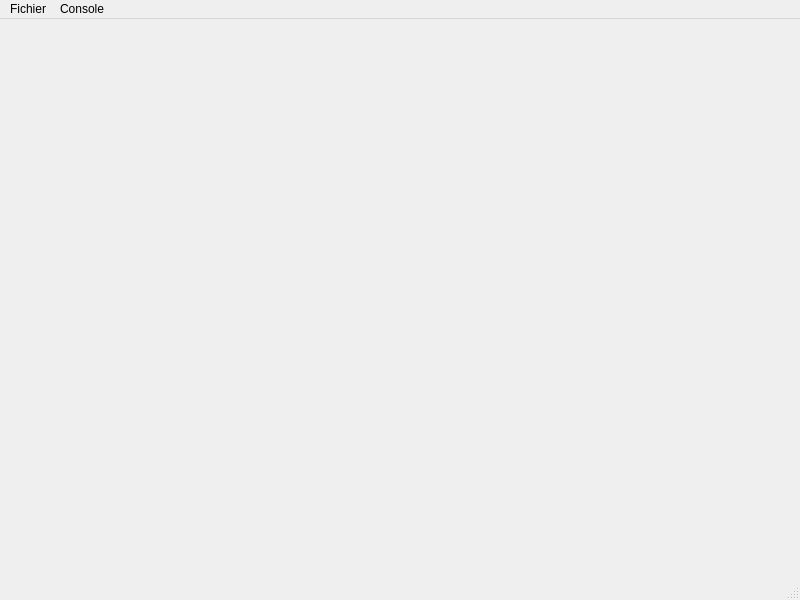
Old version of the form fenetreprincipale.ui in the repository Dthibault/theatre2013.
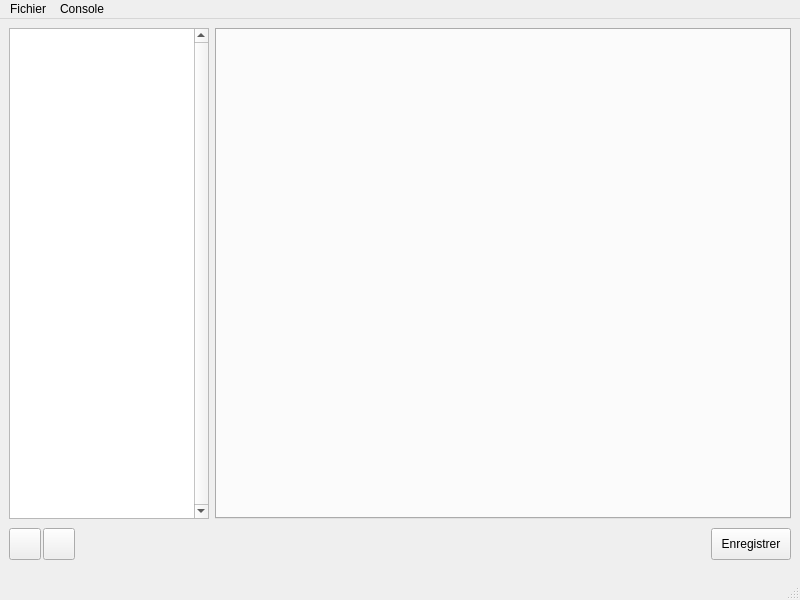
New version of the form. Icons and pictures are not drawn.

Commit message: Modification interface principale

```diff
--- a/fenetreprincipale.ui
+++ b/fenetreprincipale.ui
@@ -17,7 +17,240 @@
    <iconset resource="ressources.qrc">
     <normaloff>:/new/images/images/logo.png</normaloff>:/new/images/images/logo.png</iconset>
   </property>
-  <widget class="QWidget" name="centralwidget"/>
+  <property name="iconSize">
+   <size>
+    <width>22</width>
+    <height>22</height>
+   </size>
+  </property>
+  <widget class="QWidget" name="centralwidget">
+   <layout class="QHBoxLayout" name="horizontalLayout_3">
+    <property name="spacing">
+     <number>-1</number>
+    </property>
+    <property name="margin">
+     <number>9</number>
+    </property>
+    <item>
+     <widget class="QWidget" name="conteneurGauche" native="true">
+      <property name="maximumSize">
+       <size>
+        <width>200</width>
+        <height>16777215</height>
+       </size>
+      </property>
+      <layout class="QVBoxLayout" name="verticalLayout">
+       <property name="spacing">
+        <number>0</number>
+       </property>
+       <property name="sizeConstraint">
+        <enum>QLayout::SetDefaultConstraint</enum>
+       </property>
+       <property name="margin">
+        <number>0</number>
+       </property>
+       <item>
+        <widget class="QTreeWidget" name="treeWidget">
+         <property name="lineWidth">
+          <number>1</number>
+         </property>
+         <property name="verticalScrollBarPolicy">
+          <enum>Qt::ScrollBarAlwaysOn</enum>
+         </property>
+         <property name="horizontalScrollBarPolicy">
+          <enum>Qt::ScrollBarAlwaysOff</enum>
+         </property>
+         <property name="columnCount">
+          <number>1</number>
+         </property>
+         <attribute name="headerVisible">
+          <bool>false</bool>
+         </attribute>
+         <column>
+          <property name="text">
+           <string notr="true">1</string>
+          </property>
+         </column>
+        </widget>
+       </item>
+       <item>
+        <widget class="QWidget" name="conteneurBoutonAjouter" native="true">
+         <property name="minimumSize">
+          <size>
+           <width>0</width>
+           <height>50</height>
+          </size>
+         </property>
+         <property name="maximumSize">
+          <size>
+           <width>16777215</width>
+           <height>50</height>
+          </size>
+         </property>
+         <layout class="QHBoxLayout" name="horizontalLayout">
+          <property name="spacing">
+           <number>2</number>
+          </property>
+          <property name="margin">
+           <number>0</number>
+          </property>
+          <item>
+           <widget class="QPushButton" name="boutonAjouter">
+            <property name="maximumSize">
+             <size>
+              <width>32</width>
+              <height>32</height>
+             </size>
+            </property>
+            <property name="text">
+             <string/>
+            </property>
+            <property name="icon">
+             <iconset resource="ressources.qrc">
+              <normaloff>:/new/images/images/boutonPlus.png</normaloff>:/new/images/images/boutonPlus.png</iconset>
+            </property>
+            <property name="iconSize">
+             <size>
+              <width>32</width>
+              <height>32</height>
+             </size>
+            </property>
+            <property name="checkable">
+             <bool>false</bool>
+            </property>
+            <property name="autoDefault">
+             <bool>false</bool>
+            </property>
+            <property name="default">
+             <bool>false</bool>
+            </property>
+            <property name="flat">
+             <bool>false</bool>
+            </property>
+           </widget>
+          </item>
+          <item>
+           <widget class="QPushButton" name="boutonSupprimer">
+            <property name="maximumSize">
+             <size>
+              <width>32</width>
+              <height>32</height>
+             </size>
+            </property>
+            <property name="text">
+             <string/>
+            </property>
+            <property name="icon">
+             <iconset resource="ressources.qrc">
+              <normaloff>:/new/images/images/boutonSupprimer.png</normaloff>:/new/images/images/boutonSupprimer.png</iconset>
+            </property>
+            <property name="iconSize">
+             <size>
+              <width>32</width>
+              <height>32</height>
+             </size>
+            </property>
+            <property name="default">
+             <bool>false</bool>
+            </property>
+           </widget>
+          </item>
+          <item>
+           <spacer name="horizontalSpacer">
+            <property name="orientation">
+             <enum>Qt::Horizontal</enum>
+            </property>
+            <property name="sizeHint" stdset="0">
+             <size>
+              <width>40</width>
+              <height>20</height>
+             </size>
+            </property>
+           </spacer>
+          </item>
+         </layout>
+        </widget>
+       </item>
+      </layout>
+     </widget>
+    </item>
+    <item>
+     <widget class="QWidget" name="conteneurDroite" native="true">
+      <layout class="QVBoxLayout" name="verticalLayout_2">
+       <property name="spacing">
+        <number>0</number>
+       </property>
+       <property name="margin">
+        <number>0</number>
+       </property>
+       <item>
+        <widget class="QTabWidget" name="tabWidget"/>
+       </item>
+       <item>
+        <widget class="QWidget" name="conteneurBoutonEnregistrer" native="true">
+         <property name="minimumSize">
+          <size>
+           <width>0</width>
+           <height>50</height>
+          </size>
+         </property>
+         <property name="maximumSize">
+          <size>
+           <width>16777215</width>
+           <height>50</height>
+          </size>
+         </property>
+         <layout class="QHBoxLayout" name="horizontalLayout_2">
+          <property name="spacing">
+           <number>0</number>
+          </property>
+          <property name="margin">
+           <number>0</number>
+          </property>
+          <item>
+           <spacer name="horizontalSpacer_3">
+            <property name="orientation">
+             <enum>Qt::Horizontal</enum>
+            </property>
+            <property name="sizeHint" stdset="0">
+             <size>
+              <width>40</width>
+              <height>20</height>
+             </size>
+            </property>
+           </spacer>
+          </item>
+          <item>
+           <widget class="QPushButton" name="boutonEnregistrer">
+            <property name="maximumSize">
+             <size>
+              <width>16777215</width>
+              <height>32</height>
+             </size>
+            </property>
+            <property name="text">
+             <string>Enregistrer</string>
+            </property>
+            <property name="icon">
+             <iconset resource="ressources.qrc">
+              <normaloff>:/new/images/images/REC.png</normaloff>:/new/images/images/REC.png</iconset>
+            </property>
+            <property name="iconSize">
+             <size>
+              <width>32</width>
+              <height>32</height>
+             </size>
+            </property>
+           </widget>
+          </item>
+         </layout>
+        </widget>
+       </item>
+      </layout>
+     </widget>
+    </item>
+   </layout>
+  </widget>
   <widget class="QMenuBar" name="menubar">
    <property name="geometry">
     <rect>
```
The commit also changes 6 other files.
